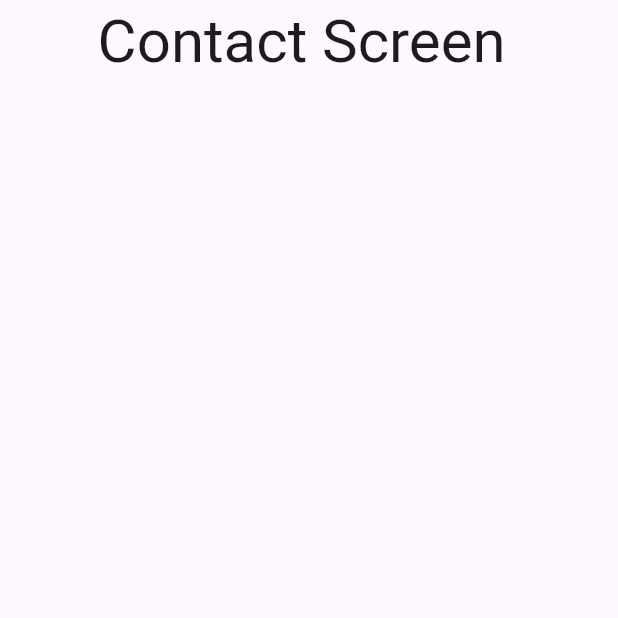
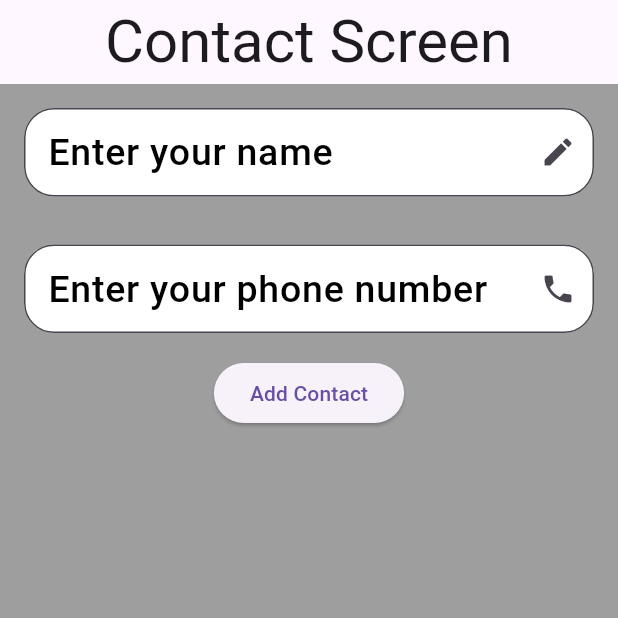
Before and after one commit to MohamedGamalDev/Contacts-screen, a Flutter app: the screen it shows after launch, on a phone screen of 412 x 824 dp, the top half of it. Run offline on Flutter 3.47's test engine with Material 3 defaults, Android fonts, the phone set to English and light mode, and no system bars.

Commit message:
I finished the app and forget make commits

```diff
--- a/lib/contacts screen.dart
+++ b/lib/contacts screen.dart
@@ -1,21 +1,103 @@
+import 'package:contacts_screen/name.dart';
+import 'package:contacts_screen/phone.dart';
 import 'package:flutter/material.dart';
+
 class Contacts extends StatefulWidget {
   @override
   State<Contacts> createState() => _ContactsState();
 }
 
 class _ContactsState extends State<Contacts> {
+  TextEditingController name = TextEditingController();
+  TextEditingController phone = TextEditingController();
+
+  List<String> names = [];
+  List<String> numbers = [];
+
+  void addContact() {
+    setState(() {
+      if (name.text.isNotEmpty && phone.text.isNotEmpty) {
+        names.add(name.text);
+        numbers.add(phone.text);
+        name.clear();
+        phone.clear();
+      }
+    });
+  }
+
+  void deleteContact(int index) {
+    setState(() {
+      names.removeAt(index);
+      numbers.removeAt(index);
+    });
+  }
+
   @override
   Widget build(BuildContext context) {
     return Scaffold(
+      backgroundColor: Colors.grey,
       appBar: AppBar(
         centerTitle: true,
-        title:Text(
-          'Contact Screen ',
-          style: TextStyle(
-            fontSize: 40
+        title: Text(
+          'Contact Screen',
+          style: TextStyle(fontSize: 40),
+        ),
+      ),
+      body: Column(
+        children: [
+          Name(control: name),
+          Phone(control: phone),
+          ElevatedButton(
+            onPressed: addContact,
+            child: Text('Add Contact'),
           ),
-        ),
+          Expanded(
+            child: ListView.builder(
+              itemCount: names.length,
+              itemBuilder: (context, index) {
+                return Padding(
+                  padding: const EdgeInsets.all(8.0),
+                  child: Container(
+                    decoration: BoxDecoration(
+                      color: Colors.white,
+                      borderRadius: BorderRadius.circular(25),
+                    ),
+                    child: Row(
+                      crossAxisAlignment: CrossAxisAlignment.center,
+                      mainAxisAlignment: MainAxisAlignment.spaceBetween,
+                      children: [
+                        Padding(
+                          padding: const EdgeInsets.all(20.0),
+                          child: Column(
+                            crossAxisAlignment: CrossAxisAlignment.start,
+                            children: [
+                              Text(
+                                'Name: ${names[index]}',
+                                style: TextStyle(fontSize: 20),
+                              ),
+                              SizedBox(height: 10),
+                              Text(
+                                'Phone: ${numbers[index]}',
+                                style: TextStyle(fontSize: 20),
+                              ),
+                            ],
+                          ),
+                        ),
+                        Padding(
+                          padding: const EdgeInsets.all(8.0),
+                          child: IconButton(
+                            icon: Icon(Icons.delete, size: 30, color: Colors.red),
+                            onPressed: () => deleteContact(index),
+                          ),
+                        ),
+                      ],
+                    ),
+                  ),
+                );
+              },
+            ),
+          ),
+        ],
       ),
     );
   }
--- /dev/null
+++ b/lib/name.dart
@@ -0,0 +1,26 @@
+import 'package:flutter/material.dart';
+class Name extends StatelessWidget {
+  TextEditingController control;
+  Name({required this.control});
+  @override
+  Widget build(BuildContext context) {
+    return Padding(
+      padding: const EdgeInsets.all(16.0),
+      child: TextField(
+        controller:control ,
+        style: TextStyle(fontSize: 18,color: Colors.black
+        ), decoration: InputDecoration(
+        suffixIcon: Icon(Icons.edit),
+          border: OutlineInputBorder(borderRadius: BorderRadius.all(Radius.circular(20))),
+          labelText: 'Enter your name',
+          labelStyle: TextStyle(
+              fontSize: 25,
+              color: Colors.black,
+          fontWeight: FontWeight.w500),
+          filled: true,
+          fillColor: Colors.white
+        ),
+      ),
+    );
+  }
+}
--- /dev/null
+++ b/lib/phone.dart
@@ -0,0 +1,26 @@
+import 'package:flutter/material.dart';
+class Phone extends StatelessWidget {
+  TextEditingController control;
+  Phone({required this.control});
+  @override
+  Widget build(BuildContext context) {
+    return Padding(
+      padding: const EdgeInsets.all(16.0),
+      child: TextField(
+        controller:control ,
+        style: TextStyle(fontSize: 18,color: Colors.black
+        ), decoration: InputDecoration(
+          suffixIcon: Icon(Icons.phone),
+          border: OutlineInputBorder(borderRadius: BorderRadius.all(Radius.circular(20))),
+          labelText: 'Enter your phone number',
+          labelStyle: TextStyle(
+              fontSize: 25,
+              color: Colors.black,
+              fontWeight: FontWeight.w500),
+          filled: true,
+          fillColor: Colors.white
+      ),
+      ),
+    );
+  }
+}
```
Also changed, not shown: lib/textfild.dart (added, +23 -0 lines).
